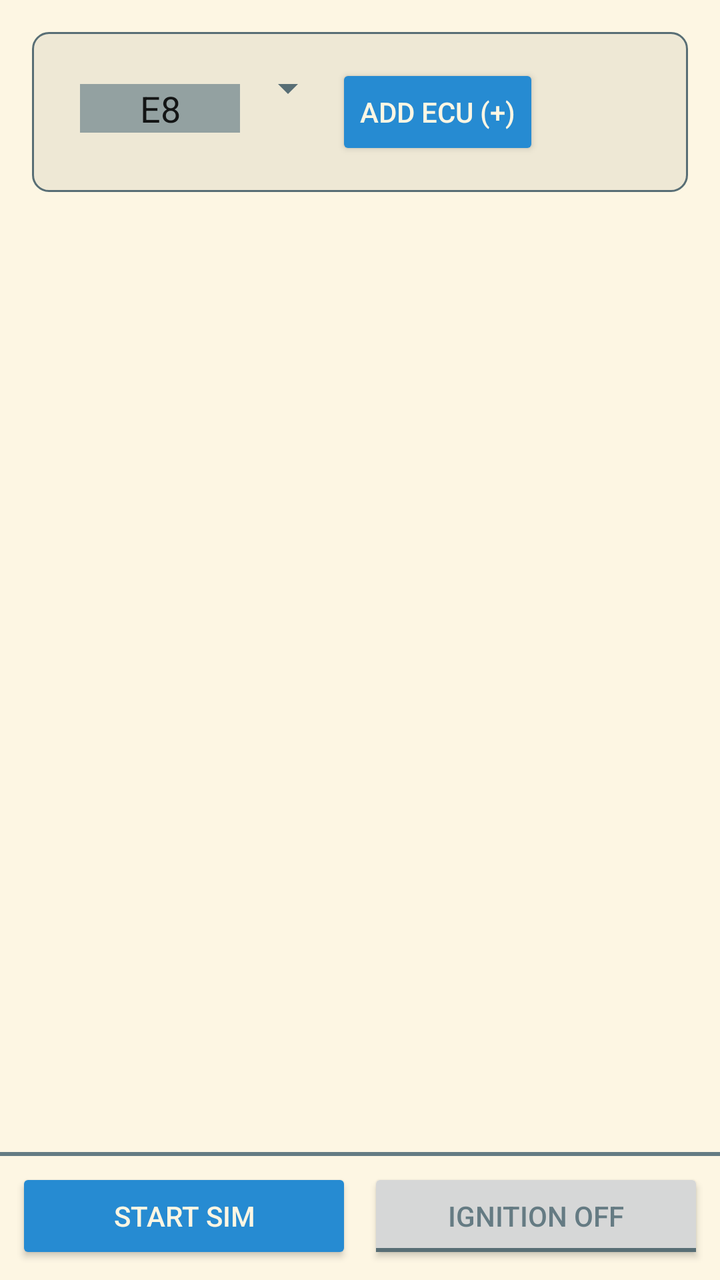
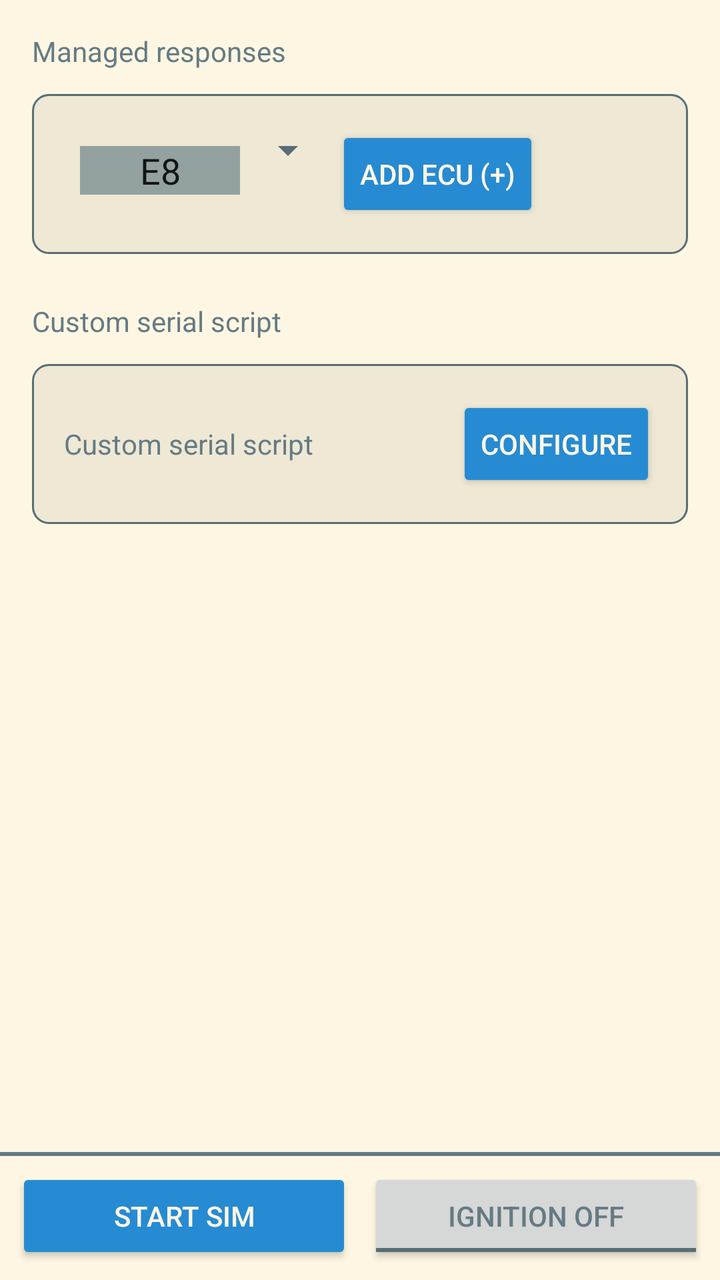

The first picture is an Android layout as it rendered before a commit; the second is the same layout after the commit. The layout source and the unified diff follow.
<!-- AndroidManifest.xml: application theme Theme.Solarized -->
<!-- res/layout/sim.xml -->
<androidx.constraintlayout.widget.ConstraintLayout
    xmlns:android="http://schemas.android.com/apk/res/android"
    xmlns:app="http://schemas.android.com/apk/res-auto"
    android:layout_width="match_parent"
    android:layout_height="match_parent">

    
    <ScrollView
        android:id="@+id/sim_render_area"
        android:layout_width="0dp"
        android:layout_height="0dp"
        app:layout_constraintTop_toTopOf="parent"
        app:layout_constraintBottom_toTopOf="@id/bottom_bar"
        app:layout_constraintStart_toStartOf="parent"
        app:layout_constraintEnd_toEndOf="parent">

        <LinearLayout
            android:id="@+id/ecu_list"
            android:orientation="vertical"
            android:padding="8dp"
            android:layout_width="match_parent"
            android:layout_height="wrap_content" >

            <androidx.cardview.widget.CardView
                android:layout_margin="8dp"
                android:layout_width="match_parent"
                android:layout_height="wrap_content"
                android:radius="8dp"
                app:cardBackgroundColor="@android:color/transparent"
                app:cardElevation="0dp"
                app:cardUseCompatPadding="false"
                app:cardPreventCornerOverlap="false"
                android:elevation="0dp">

                <LinearLayout
                    android:layout_width="match_parent"
                    android:layout_height="wrap_content"
                    android:orientation="horizontal"
                    android:background="@drawable/border"
                    android:padding="16dp">

                    <EditText
                        android:id="@+id/ecu_id_input"
                        android:layout_width="80dp"
                        android:layout_height="wrap_content"
                        android:hint="E8"
                        android:maxLength="2"
                        android:inputType="textCapCharacters|textNoSuggestions"
                        android:ems="2"
                        android:gravity="center"
                        android:layout_marginStart="8dp"
                        android:background="?attr/android:colorPrimaryDark"
                        android:text="E8" />

                    <Spinner
                        android:id="@+id/ecu_type_spinner"
                        android:layout_width="wrap_content"
                        android:layout_height="wrap_content" />

                    <Button
                        android:id="@+id/add_ecu"
                        android:layout_width="wrap_content"
                        android:layout_height="wrap_content"
                        android:text="@string/sim_add_ecu" />

                    </LinearLayout>

            </androidx.cardview.widget.CardView>

        </LinearLayout>

    </ScrollView>

    
    <LinearLayout
        android:id="@+id/bottom_bar"
        android:layout_width="0dp"
        android:layout_height="wrap_content"
        android:orientation="vertical"
        android:padding="8dp"
        android:background="@drawable/background_with_border_top"
        app:layout_constraintBottom_toBottomOf="parent"
        app:layout_constraintStart_toStartOf="parent"
        app:layout_constraintEnd_toEndOf="parent">

        <LinearLayout
            android:layout_width="match_parent"
            android:layout_height="wrap_content"
            android:orientation="horizontal">

            <Button
                android:id="@+id/sim_state"
                android:layout_width="0dp"
                android:layout_height="wrap_content"
                android:layout_weight="1"
                android:layout_marginEnd="4dp"
                android:text="@string/sim_start_sim" />

            <ToggleButton
                android:id="@+id/ignition_state"
                android:layout_width="0dp"
                android:layout_height="wrap_content"
                android:layout_weight="1"
                android:layout_marginStart="4dp"
                android:textOff="@string/sim_ignition_off"
                android:textOn="@string/sim_ignition_on"
                android:text="@string/sim_ignition_on" />

        </LinearLayout>

    </LinearLayout>

</androidx.constraintlayout.widget.ConstraintLayout>
<!-- resources referenced by this layout -->
<resources>
  <!-- drawable background_with_border_top (drawable) -->
  <?xml version="1.0" encoding="utf-8"?>
  <layer-list xmlns:android="http://schemas.android.com/apk/res/android">
  
      
      <item>
          <shape android:shape="rectangle">
              <solid android:color="?attr/android:colorBackground"/>
          </shape>
      </item>
  
      
      <item android:gravity="top">
          <shape android:shape="rectangle">
              <size android:height="2dp"/>
              <solid android:color="?attr/android:textColor"/> 
          </shape>
      </item>
  
  </layer-list>
  <!-- drawable border (drawable) -->
  <shape xmlns:android="http://schemas.android.com/apk/res/android">
      
      <solid android:color="?attr/colorPrimary"/>
  
      
      <stroke
          android:width="1dp"
          android:color="?attr/android:textColorSecondary"/>
  
      
      <corners android:radius="8dp"/>
  
      
      <padding
          android:left="8dp"
          android:top="8dp"
          android:right="8dp"
          android:bottom="8dp"/>
  </shape>
  <string name="sim_add_ecu">Add ECU (+)</string>
  <string name="sim_ignition_off">Ignition OFF</string>
  <string name="sim_ignition_on">Ignition ON</string>
  <string name="sim_start_sim">Start Sim</string>
  <color name="sol_base2">#eee8d5</color>
  <color name="sol_base1">#93a1a1</color>
  <color name="sol_blue">#268bd2</color>
  <color name="sol_base3">#fdf6e3</color>
  <color name="sol_base00">#657b83</color>
  <color name="sol_base01">#586e75</color>
  <style name="Solarized.TextView.Light" parent="TextAppearance.AppCompat">
          <item name="android:textColor">@color/sol_base00</item>
      </style>
  <style name="Solarized.EditText.Light" parent="Widget.AppCompat.EditText">
          <item name="backgroundTint">@color/sol_base1</item>
          <item name="android:textColor">@color/sol_base00</item>
          <item name="android:textColorHint">@color/sol_base01</item>
          <item name="android:backgroundTint">@color/sol_base1</item>
      </style>
  <style name="Solarized.Button.Light" parent="Widget.AppCompat.Button">
          <item name="android:textColor">@color/sol_base3</item>
          <item name="android:backgroundTint">@color/sol_blue</item>
      </style>
  <style name="Solarized.CheckBox.Light" parent="Widget.AppCompat.CompoundButton.CheckBox">
          <item name="android:textColor">@color/sol_base00</item>
          <item name="buttonTint">@color/sol_cyan</item>
      </style>
  <style name="Solarized.TextView.AlertDialog.Light" parent="Theme.AppCompat.Dialog.Alert">
          <item name="android:background">@color/sol_base2</item>
          <item name="android:textColor">@color/sol_base00</item>
          <item name="android:textColorPrimary">@color/sol_base00</item>
          <item name="android:textColorSecondary">@color/sol_base01</item>
          <item name="colorAccent">@color/sol_blue</item>
      </style>
  <style name="Solarized.Dialog" parent="Theme.AppCompat.Light.Dialog.Alert">
          <item name="android:windowBackground">@color/sol_base2</item>
          <item name="android:colorBackground">@color/sol_base2</item>
          <item name="android:textColor">@color/sol_base00</item>
          <item name="android:textColorPrimary">@color/sol_base00</item>
          <item name="android:textColorSecondary">@color/sol_base01</item>
          <item name="colorAccent">@color/sol_blue</item>
          <item name="android:windowBackground">@color/sol_base2</item>
          <item name="colorControlNormal">@color/sol_base01</item>
          <item name="colorControlActivated">@color/sol_blue</item>
          <item name="android:editTextStyle">@style/Solarized.EditText.Light</item>
          <item name="editTextStyle">@style/Solarized.EditText.Light</item>
      </style>
  <color name="sol_cyan">#2aa198</color>
  <!-- unchanged entries left out for length: 1 -->
</resources>

<!-- the commit's change to res/layout/sim.xml (unified diff, before → after) -->
@@ -15,55 +15,120 @@
         app:layout_constraintEnd_toEndOf="parent">
 
         <LinearLayout
-            android:id="@+id/ecu_list"
             android:orientation="vertical"
             android:padding="8dp"
             android:layout_width="match_parent"
             android:layout_height="wrap_content" >
 
-            <androidx.cardview.widget.CardView
-                android:layout_margin="8dp"
+            <LinearLayout
+                android:id="@+id/ecu_list"
+                android:orientation="vertical"
+                android:layout_width="match_parent"
+                android:layout_height="wrap_content" >
+
+                <TextView
+                    android:layout_width="match_parent"
+                    android:layout_height="wrap_content"
+                    android:layout_marginStart="8dp"
+                    android:layout_marginTop="8dp"
+                    android:layout_marginEnd="8dp"
+                    android:layout_marginBottom="4dp"
+                    android:text="@string/sim_managed_responses"
+                    android:textAppearance="?attr/textAppearanceSubtitle1" />
+
+                <androidx.cardview.widget.CardView
+                    android:layout_margin="8dp"
+                    android:layout_width="match_parent"
+                    android:layout_height="wrap_content"
+                    android:radius="8dp"
+                    app:cardBackgroundColor="@android:color/transparent"
+                    app:cardElevation="0dp"
+                    app:cardUseCompatPadding="false"
+                    app:cardPreventCornerOverlap="false"
+                    android:elevation="0dp">
+
+                    <LinearLayout
+                        android:layout_width="match_parent"
+                        android:layout_height="wrap_content"
+                        android:orientation="horizontal"
+                        android:background="@drawable/border"
+                        android:padding="16dp">
+
+                        <EditText
+                            android:id="@+id/ecu_id_input"
+                            android:layout_width="80dp"
+                            android:layout_height="wrap_content"
+                            android:hint="E8"
+                            android:maxLength="2"
+                            android:inputType="textCapCharacters|textNoSuggestions"
+                            android:ems="2"
+                            android:gravity="center"
+                            android:layout_marginStart="8dp"
+                            android:background="?attr/android:colorPrimaryDark"
+                            android:text="E8" />
+
+                        <Spinner
+                            android:id="@+id/ecu_type_spinner"
+                            android:layout_width="wrap_content"
+                            android:layout_height="wrap_content" />
+
+                        <Button
+                            android:id="@+id/add_ecu"
+                            android:layout_width="wrap_content"
+                            android:layout_height="wrap_content"
+                            android:text="@string/sim_add_ecu" />
+
+                    </LinearLayout>
+
+                </androidx.cardview.widget.CardView>
+
+            </LinearLayout>
+
+            <TextView
                 android:layout_width="match_parent"
                 android:layout_height="wrap_content"
+                android:layout_marginStart="8dp"
+                android:layout_marginTop="16dp"
+                android:layout_marginEnd="8dp"
+                android:layout_marginBottom="4dp"
+                android:text="@string/sim_custom_serial_script"
+                android:textAppearance="?attr/textAppearanceSubtitle1" />
+
+            <androidx.cardview.widget.CardView
+                android:id="@+id/custom_serial_script"
+                android:layout_width="match_parent"
+                android:layout_height="wrap_content"
+                android:layout_margin="8dp"
+                android:elevation="0dp"
                 android:radius="8dp"
                 app:cardBackgroundColor="@android:color/transparent"
                 app:cardElevation="0dp"
-                app:cardUseCompatPadding="false"
                 app:cardPreventCornerOverlap="false"
-                android:elevation="0dp">
+                app:cardUseCompatPadding="false">
 
                 <LinearLayout
                     android:layout_width="match_parent"
                     android:layout_height="wrap_content"
                     android:orientation="horizontal"
                     android:background="@drawable/border"
-                    android:padding="16dp">
+                    android:padding="16dp"
+                    android:gravity="center_vertical">
 
-                    <EditText
-                        android:id="@+id/ecu_id_input"
-                        android:layout_width="80dp"
+                    <TextView
+                        android:id="@+id/custom_serial_script_title"
+                        android:layout_width="0dp"
                         android:layout_height="wrap_content"
-                        android:hint="E8"
-                        android:maxLength="2"
-                        android:inputType="textCapCharacters|textNoSuggestions"
-                        android:ems="2"
-                        android:gravity="center"
-                        android:layout_marginStart="8dp"
-                        android:background="?attr/android:colorPrimaryDark"
-                        android:text="E8" />
-
-                    <Spinner
-                        android:id="@+id/ecu_type_spinner"
-                        android:layout_width="wrap_content"
-                        android:layout_height="wrap_content" />
+                        android:layout_weight="1"
+                        android:text="@string/sim_custom_serial_script"
+                        android:textAppearance="?attr/textAppearanceListItem" />
 
                     <Button
-                        android:id="@+id/add_ecu"
+                        android:id="@+id/sim_custom_serial_script_open"
                         android:layout_width="wrap_content"
                         android:layout_height="wrap_content"
-                        android:text="@string/sim_add_ecu" />
+                        android:text="@string/sim_custom_serial_script_open" />
 
-                    </LinearLayout>
+                </LinearLayout>
 
             </androidx.cardview.widget.CardView>
 
<!-- resource entries referenced after the edit -->
@@ -41,8 +41,11 @@
           android:bottom="8dp"/>
   </shape>
   <string name="sim_add_ecu">Add ECU (+)</string>
+  <string name="sim_custom_serial_script">Custom serial script</string>
+  <string name="sim_custom_serial_script_open">Configure</string>
   <string name="sim_ignition_off">Ignition OFF</string>
   <string name="sim_ignition_on">Ignition ON</string>
+  <string name="sim_managed_responses">Managed responses</string>
   <string name="sim_start_sim">Start Sim</string>
   <color name="sol_base2">#eee8d5</color>
   <color name="sol_base1">#93a1a1</color>
